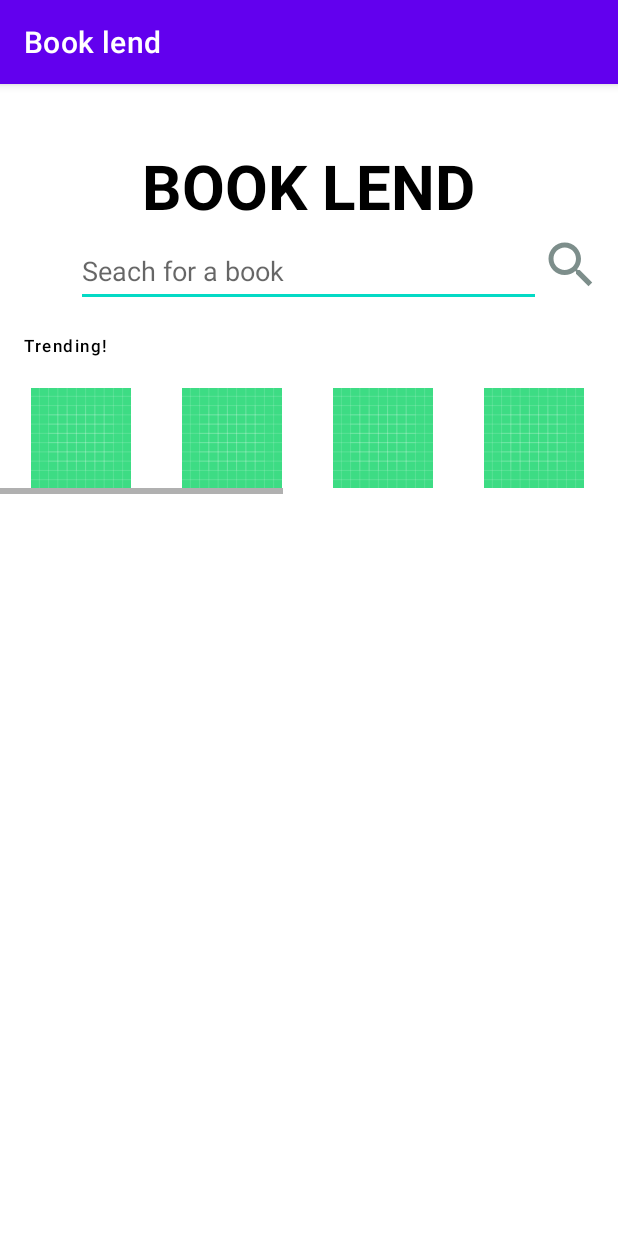
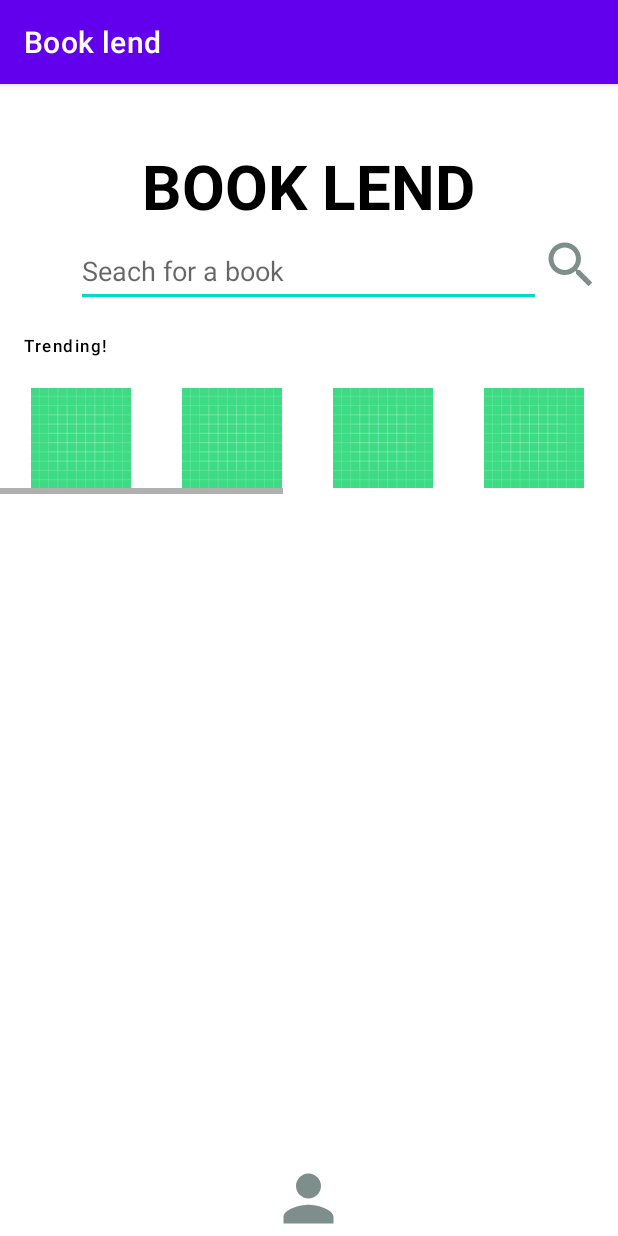
Before and after one commit to SuJin353/booklend-github.io, an Android app: the Menu screen opened directly, with no data from a screen before it, on a phone screen of 412 x 824 dp. Run offline under Robolectric (Android 15) with nearby library versions, the phone set to English and light mode, and no system bars.

Commit message:
add profile button

```diff
--- a/booklend/app/src/main/AndroidManifest.xml
+++ b/booklend/app/src/main/AndroidManifest.xml
@@ -11,6 +11,9 @@
         android:supportsRtl="true"
         android:theme="@style/Theme.Booklend"
         tools:targetApi="31">
+        <activity
+            android:name=".Profile"
+            android:exported="false" />
         <activity
             android:name=".BorrowedBook"
             android:exported="false" />
--- a/booklend/app/src/main/java/com/example/booklend/Menu.java
+++ b/booklend/app/src/main/java/com/example/booklend/Menu.java
@@ -3,11 +3,13 @@ package com.example.booklend;
 import androidx.appcompat.app.AppCompatActivity;
 
 import android.content.Context;
+import android.content.Intent;
 import android.os.Bundle;
 import android.view.View;
 import android.view.ViewGroup;
 import android.widget.BaseAdapter;
 import android.widget.GridView;
+import android.widget.ImageButton;
 import android.widget.ImageView;
 import android.widget.TextView;
 
@@ -15,6 +17,7 @@ import java.util.ArrayList;
 
 public class Menu extends AppCompatActivity {
     GridView gv_trending;
+    ImageButton ibt_search, ibt_profile;
     Integer[] imageIDs = {
             R.drawable.ic_launcher_background,
             R.drawable.ic_launcher_background,
@@ -33,6 +36,16 @@ public class Menu extends AppCompatActivity {
         GridView gridView = (GridView) findViewById(R.id.gridView1);
         gridView.setAdapter(new ImageAdapter(this));
         gridView.setNumColumns(imageIDs.length);
+
+
+        ibt_profile = (ImageButton) findViewById(R.id.ibt_profile);
+        ibt_profile.setOnClickListener(new View.OnClickListener() {
+            @Override
+            public void onClick(View view) {
+                Intent intent = new Intent(Menu.this,Profile.class);
+                startActivity(intent);
+            }
+        });
     }
     public class ImageAdapter extends BaseAdapter {
         private Context context;
--- /dev/null
+++ b/booklend/app/src/main/res/drawable-anydpi/ic_profile.xml
@@ -0,0 +1,11 @@
+<vector xmlns:android="http://schemas.android.com/apk/res/android"
+    android:width="24dp"
+    android:height="24dp"
+    android:viewportWidth="24"
+    android:viewportHeight="24"
+    android:tint="#5D726E"
+    android:alpha="0.8">
+  <path
+      android:fillColor="@android:color/white"
+      android:pathData="M12,12c2.21,0 4,-1.79 4,-4s-1.79,-4 -4,-4 -4,1.79 -4,4 1.79,4 4,4zM12,14c-2.67,0 -8,1.34 -8,4v2h16v-2c0,-2.66 -5.33,-4 -8,-4z"/>
+</vector>
--- a/booklend/app/src/main/res/layout/activity_menu.xml
+++ b/booklend/app/src/main/res/layout/activity_menu.xml
@@ -66,6 +66,7 @@
                     android:layout_width="900dp"
                     android:layout_height="wrap_content"
                     android:orientation="horizontal">
+
                     <GridView
                         android:id="@+id/gridView1"
                         android:layout_width="fill_parent"
@@ -73,17 +74,23 @@
                         android:layout_margin="4dp"
                         android:columnWidth="100dp"
                         android:gravity="center"
+                        android:horizontalSpacing="1dp"
                         android:numColumns="9"
-                        android:horizontalSpacing="1dp"
                         android:scrollbarAlwaysDrawHorizontalTrack="true"
                         android:scrollbarAlwaysDrawVerticalTrack="true"
                         android:scrollbars="horizontal"
                         android:stretchMode="none"
-                        android:verticalSpacing="1dp">
-                    </GridView>
+                        android:verticalSpacing="1dp"></GridView>
                 </LinearLayout>
             </FrameLayout>
         </HorizontalScrollView>
-
+        <ImageButton
+            android:id="@+id/ibt_profile"
+            android:layout_width="50dp"
+            android:layout_height="50dp"
+            android:layout_alignParentBottom="true"
+            android:layout_centerHorizontal="true"
+            android:background="@drawable/ic_profile"
+            tools:ignore="SpeakableTextPresentCheck,TouchTargetSizeCheck" />
     </RelativeLayout>
 </ScrollView>
```
Also changed, not shown: booklend/app/src/main/java/com/example/booklend/Profile.java (added, +14 -0 lines), booklend/app/src/main/res/layout/activity_profile.xml (added, +47 -0 lines), booklend/app/src/main/res/drawable-hdpi/ic_profile.png (added), booklend/app/src/main/res/drawable-mdpi/ic_profile.png (added), booklend/app/src/main/res/drawable-xhdpi/ic_profile.png (added), booklend/app/src/main/res/drawable-xxhdpi/ic_profile.png (added), booklend/app/src/main/res/layout/activity_create_account.xml (indentation only).
